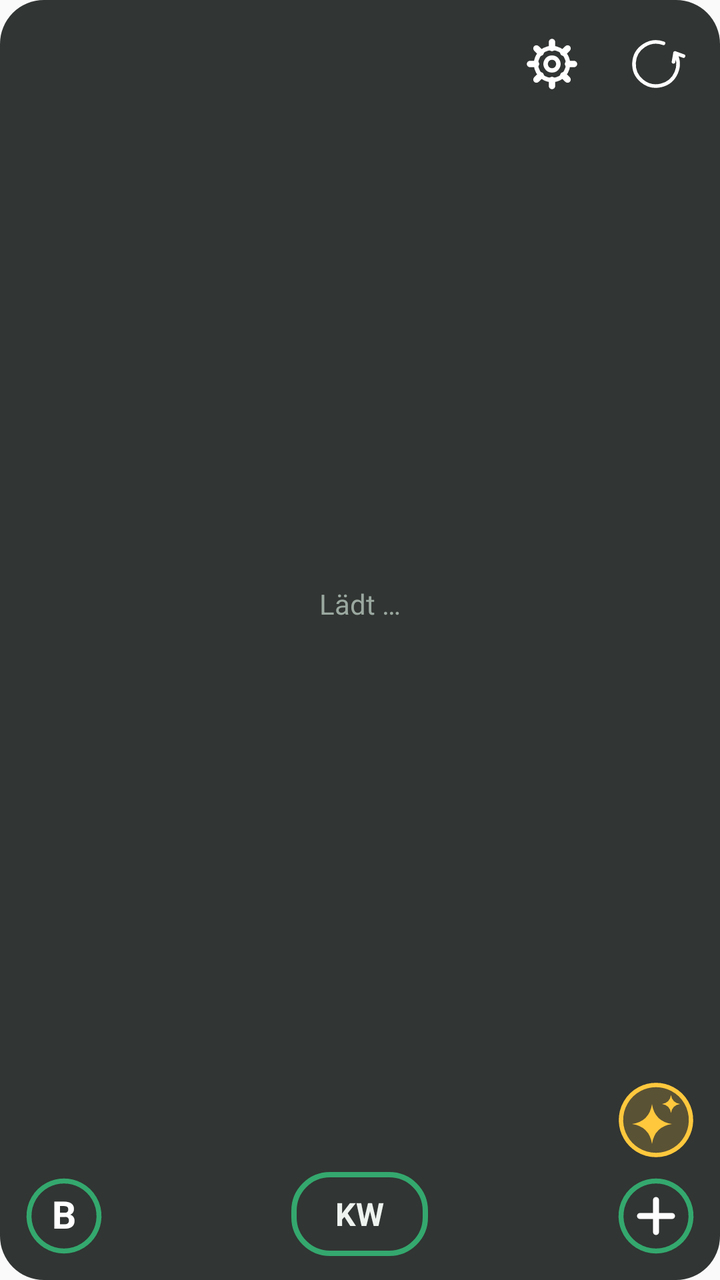
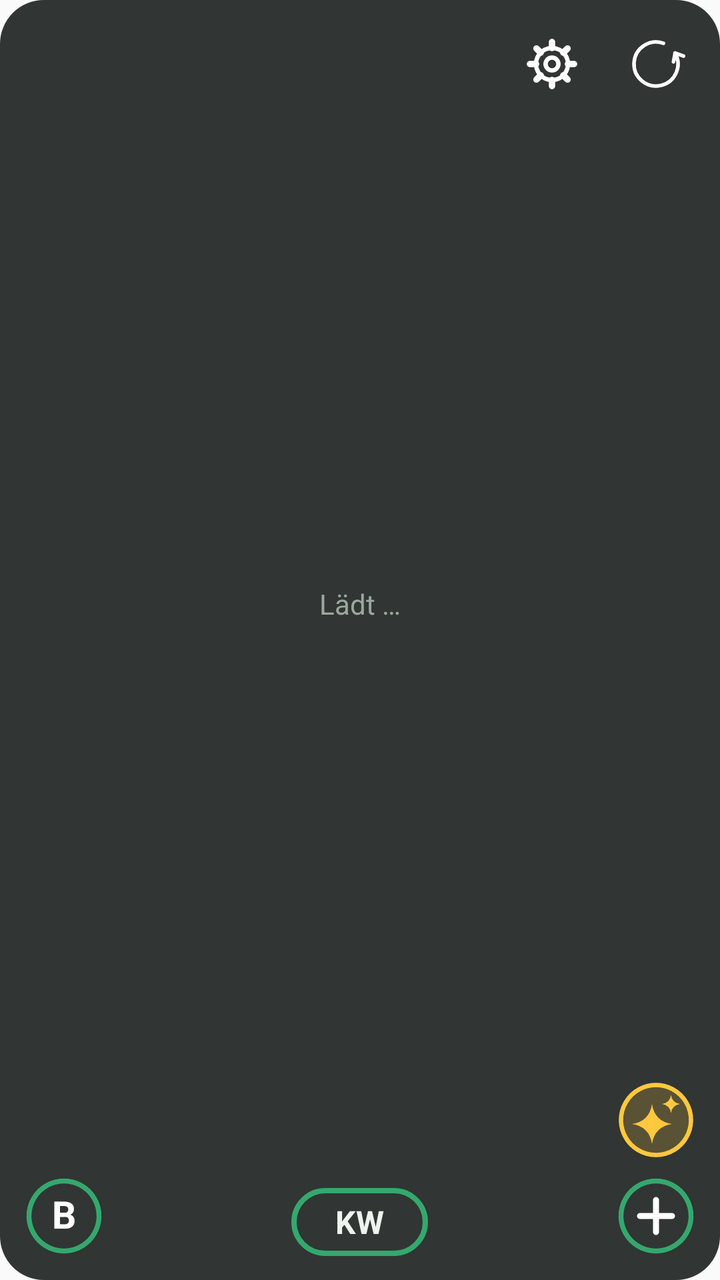

Compare the two renders of this Android layout. The source of the first and the diff that turns it into the second are given below.
<!-- AndroidManifest.xml: application theme AppTheme -->
<!-- res/layout/widget.xml -->
<?xml version="1.0" encoding="utf-8"?>
<LinearLayout xmlns:android="http://schemas.android.com/apk/res/android"
    android:id="@+id/root"
    android:layout_width="match_parent"
    android:layout_height="match_parent"
    android:orientation="vertical"
    android:background="@drawable/bg"
    android:padding="12dp">

    <LinearLayout
        android:id="@+id/head"
        android:layout_width="match_parent"
        android:layout_height="wrap_content"
        android:gravity="top"
        android:orientation="horizontal">

        <TextView
            android:id="@+id/date"
            android:layout_width="0dp"
            android:layout_height="40dp"
            android:gravity="center_vertical"
            android:autoSizeTextType="uniform"
            android:autoSizeMinTextSize="12sp"
            android:autoSizeMaxTextSize="17sp"
            android:layout_weight="1"
            android:maxLines="1"
            android:ellipsize="end"
            android:textColor="@color/fg"
            android:textSize="17sp"
            android:textStyle="bold" />


        
        <ImageView
            android:id="@+id/update"
            android:layout_width="40dp"
            android:layout_height="40dp"
            android:layout_marginEnd="12dp"
            android:contentDescription="Neue Version installieren"
            android:scaleType="fitCenter"
            android:src="@drawable/ring_update"
            android:visibility="gone" />

        
        <ImageView
            android:id="@+id/settings"
            android:layout_width="40dp"
            android:layout_height="40dp"
            android:layout_marginEnd="12dp"
            android:contentDescription="Einstellungen"
            android:scaleType="fitCenter"
            android:src="@drawable/ic_gear" />

        <ImageView
            android:id="@+id/home"
            android:layout_width="40dp"
            android:layout_height="40dp"
            android:layout_marginEnd="18dp"
            android:contentDescription="Home-Modus"
            android:scaleType="fitCenter"
            android:src="@drawable/ring_home_off"
            android:visibility="gone" />

        
        <LinearLayout
            android:id="@+id/refresh"
            android:layout_width="wrap_content"
            android:layout_height="wrap_content"
            android:gravity="center_horizontal"
            android:orientation="vertical"
            android:contentDescription="Aktualisieren">

            <ImageView
                android:layout_width="40dp"
                android:layout_height="40dp"
                android:scaleType="fitCenter"
                android:src="@drawable/ring_refresh" />

            <TextView
                android:id="@+id/stamp"
                android:layout_width="wrap_content"
                android:layout_height="wrap_content"
                android:includeFontPadding="false"
                android:textColor="@color/fg"
                android:textSize="12sp"
                android:textStyle="bold" />
        </LinearLayout>
    </LinearLayout>

    <FrameLayout
        android:layout_width="match_parent"
        android:layout_height="0dp"
        android:layout_weight="1"
        android:layout_marginTop="4dp">

        <ListView
            android:id="@+id/list"
            android:layout_width="match_parent"
            android:layout_height="match_parent"
            android:divider="@null"
            android:dividerHeight="0dp" />

        <TextView
            android:id="@+id/empty"
            android:layout_width="match_parent"
            android:layout_height="match_parent"
            android:gravity="center"
            android:text="Lädt …"
            android:textColor="@color/muted"
            android:textSize="14sp" />
    </FrameLayout>

    
    <LinearLayout
        android:id="@+id/bdnav"
        android:layout_width="match_parent"
        android:layout_height="wrap_content"
        android:layout_marginTop="4dp"
        android:gravity="center"
        android:orientation="horizontal"
        android:visibility="gone">

        <TextView
            android:id="@+id/bdprev"
            android:layout_width="56dp"
            android:layout_height="40dp"
            android:gravity="center"
            android:includeFontPadding="false"
            android:text="◀"
            android:textColor="#FFFFFF"
            android:textSize="26sp" />

        <TextView
            android:id="@+id/bdpage"
            android:layout_width="84dp"
            android:layout_height="40dp"
            android:gravity="center"
            android:textColor="#FFFFFF"
            android:textSize="16sp"
            android:textStyle="bold" />

        <TextView
            android:id="@+id/bdnext"
            android:layout_width="56dp"
            android:layout_height="40dp"
            android:gravity="center"
            android:includeFontPadding="false"
            android:text="▶"
            android:textColor="#FFFFFF"
            android:textSize="26sp" />
    </LinearLayout>

    
    <LinearLayout
        android:id="@+id/quick"
        android:layout_width="match_parent"
        android:layout_height="wrap_content"
        android:layout_marginTop="6dp"
        android:gravity="bottom"
        android:orientation="horizontal">

        <FrameLayout
            android:id="@+id/q_bdays"
            android:layout_width="40dp"
            android:layout_height="40dp"
            android:contentDescription="Geburtstage">

            <ImageView
                android:id="@+id/q_bdring"
                android:layout_width="match_parent"
                android:layout_height="match_parent"
                android:scaleType="fitCenter"
                android:src="@drawable/ring_bd" />

            <TextView
                android:layout_width="match_parent"
                android:layout_height="match_parent"
                android:gravity="center"
                android:includeFontPadding="false"
                android:text="B"
                android:textColor="#FFFFFF"
                android:textSize="19sp"
                android:textStyle="bold" />

            
            <TextView
                android:id="@+id/q_bdn"
                android:layout_width="wrap_content"
                android:layout_height="16dp"
                android:layout_gravity="top|end"
                android:minWidth="16dp"
                android:paddingStart="3dp"
                android:paddingEnd="3dp"
                android:gravity="center"
                android:includeFontPadding="false"
                android:background="@drawable/bd_badge"
                android:textColor="#111111"
                android:textSize="10sp"
                android:textStyle="bold"
                android:visibility="gone" />
        </FrameLayout>

        <TextView
            android:layout_width="0dp"
            android:layout_height="1dp"
            android:layout_weight="1" />

        <TextView
            android:id="@+id/weekprev"
            android:layout_width="44dp"
            android:layout_height="40dp"
            android:gravity="center"
            android:includeFontPadding="false"
            android:text="◀"
            android:textColor="#FFFFFF"
            android:textSize="26sp"
            android:visibility="invisible" />

        
        <LinearLayout
            android:layout_width="wrap_content"
            android:layout_height="wrap_content"
            android:layout_marginStart="6dp"
            android:layout_marginEnd="6dp"
            android:gravity="center_horizontal"
            android:orientation="vertical">

            <TextView
                android:id="@+id/weekyear"
                android:layout_width="wrap_content"
                android:layout_height="wrap_content"
                android:textColor="@color/fg"
                android:textSize="13sp"
                android:textStyle="bold"
                android:visibility="gone" />

            <TextView
                android:id="@+id/weeklabel"
                android:layout_width="wrap_content"
                android:layout_height="42dp"
                android:paddingStart="22dp"
                android:paddingEnd="22dp"
                android:background="@drawable/kw_off"
                android:gravity="center"
                android:maxLines="1"
                android:text="KW"
                android:textColor="@color/fg"
                android:textSize="16sp"
                android:textStyle="bold" />
        </LinearLayout>

        <TextView
            android:id="@+id/weeknext"
            android:layout_width="44dp"
            android:layout_height="40dp"
            android:gravity="center"
            android:includeFontPadding="false"
            android:text="▶"
            android:textColor="#FFFFFF"
            android:textSize="26sp"
            android:visibility="invisible" />

        <TextView
            android:layout_width="0dp"
            android:layout_height="1dp"
            android:layout_weight="1" />

        
        <LinearLayout
            android:layout_width="wrap_content"
            android:layout_height="wrap_content"
            android:orientation="vertical">

            <ImageView
                android:id="@+id/ask"
                android:layout_width="40dp"
                android:layout_height="40dp"
                android:layout_marginBottom="8dp"
                android:contentDescription="Claude fragen"
                android:scaleType="fitCenter"
                android:src="@drawable/ring_ask" />

            <ImageView
                android:id="@+id/q_add"
                android:layout_width="40dp"
                android:layout_height="40dp"
                android:contentDescription="Neuer Eintrag"
                android:scaleType="fitCenter"
                android:src="@drawable/ring_add" />
        </LinearLayout>
    </LinearLayout>
</LinearLayout>
<!-- resources referenced by this layout -->
<resources>
  <color name="fg">#EEF3F0</color>
  <color name="muted">#9AA8A0</color>
  <!-- drawable bd_badge (drawable) -->
  <?xml version="1.0" encoding="utf-8"?>
  <shape xmlns:android="http://schemas.android.com/apk/res/android" android:shape="rectangle">
      <solid android:color="#D9A441" />
      <corners android:radius="8dp" />
  </shape>
  <!-- drawable bg (drawable) -->
  <?xml version="1.0" encoding="utf-8"?>
  <shape xmlns:android="http://schemas.android.com/apk/res/android" android:shape="rectangle">
      <solid android:color="@color/bg" />
      <corners android:radius="22dp" />
  </shape>
  <!-- drawable kw_off (drawable) -->
  <?xml version="1.0" encoding="utf-8"?>
  <shape xmlns:android="http://schemas.android.com/apk/res/android" android:shape="rectangle">
      <solid android:color="#00000000" />
      <stroke android:width="2.5dp" android:color="#34A86E" />
      <corners android:radius="18dp" />
  </shape>
  <!-- drawable ring_add (drawable) -->
  <?xml version="1.0" encoding="utf-8"?>
  <vector xmlns:android="http://schemas.android.com/apk/res/android" android:width="40dp" android:height="40dp" android:viewportWidth="40" android:viewportHeight="40">
      <path android:fillColor="#00000000" android:strokeColor="#34A86E" android:strokeWidth="2.5" android:pathData="M20,2.5 a17.5,17.5 0 1,0 0.001,0 z" />
      <path android:strokeColor="#FFFFFF" android:strokeWidth="3" android:strokeLineCap="round" android:pathData="M20,12 L20,28 M12,20 L28,20" />
  </vector>
  <!-- drawable ring_bd (drawable) -->
  <?xml version="1.0" encoding="utf-8"?>
  <vector xmlns:android="http://schemas.android.com/apk/res/android" android:width="40dp" android:height="40dp" android:viewportWidth="40" android:viewportHeight="40">
      <path android:fillColor="#00000000" android:strokeColor="#34A86E" android:strokeWidth="2.5" android:pathData="M20,2.5 a17.5,17.5 0 1,0 0.001,0 z" />
  </vector>
  <!-- drawable ring_home_off (drawable) -->
  <?xml version="1.0" encoding="utf-8"?>
  <vector xmlns:android="http://schemas.android.com/apk/res/android" android:width="40dp" android:height="40dp" android:viewportWidth="40" android:viewportHeight="40">
      <path android:strokeColor="#FFFFFF" android:strokeWidth="2.2" android:strokeLineCap="round" android:strokeLineJoin="round" android:pathData="M13.5,19.5 L13.5,28.5 L26.5,28.5 L26.5,19.5 M11,21 L20,12.5 L29,21" />
  </vector>
  <!-- drawable ring_refresh (drawable) -->
  <?xml version="1.0" encoding="utf-8"?>
  <vector xmlns:android="http://schemas.android.com/apk/res/android" android:width="40dp" android:height="40dp" android:viewportWidth="40" android:viewportHeight="40">
      <path android:strokeColor="#FFFFFF" android:strokeWidth="1.8" android:strokeLineCap="round" android:strokeLineJoin="round" android:pathData="M23.76,9.66 A11,11 0 1,0 29.53,14.5 M28.75,18.93 L29.53,14.5 L33.76,16.04" />
  </vector>
  <!-- drawable ring_update (drawable) -->
  <?xml version="1.0" encoding="utf-8"?>
  <vector xmlns:android="http://schemas.android.com/apk/res/android" android:width="40dp" android:height="40dp" android:viewportWidth="40" android:viewportHeight="40">
      <path android:fillColor="#3DBD83" android:pathData="M20,6 A14,14 0 1,1 19.99,6 Z" />
      <path android:strokeColor="#06160E" android:strokeWidth="2.4" android:strokeLineCap="round" android:strokeLineJoin="round" android:pathData="M20,12 V24 M15,19.5 L20,24.5 L25,19.5 M14,28.5 H26" />
  </vector>
  <style name="AppTheme" parent="android:Theme.Material.Light.NoActionBar">
          <item name="android:colorAccent">@color/accent</item>
      </style>
  <color name="bg">#F2262B29</color>
  <color name="accent">#1D8657</color>
  <!-- unchanged entries left out for length: 2 -->
</resources>

<!-- the commit's change to res/layout/widget.xml (unified diff, before → after) -->
@@ -237,7 +237,7 @@
             <TextView
                 android:id="@+id/weeklabel"
                 android:layout_width="wrap_content"
-                android:layout_height="42dp"
+                android:layout_height="34dp"
                 android:paddingStart="22dp"
                 android:paddingEnd="22dp"
                 android:background="@drawable/kw_off"
